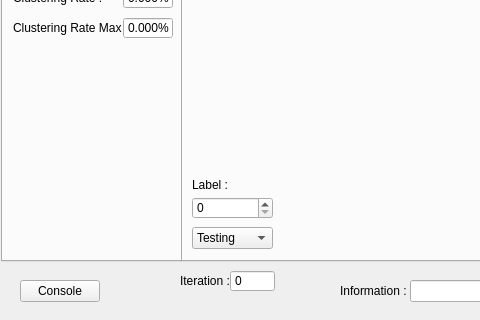
The window that Example/GUI/mainwindow.ui (MatthieuHernandez/NeuralNetworkTest) describes before a commit, drawn with Qt 5; both pictures show x 0 to 480 and y 180 to 500 of the 851 by 500 pixel window.
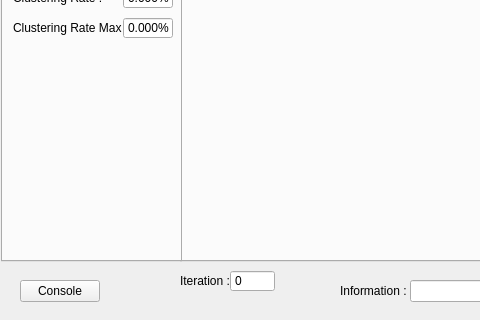
The same window after the commit. Icons and pictures are not drawn. Custom widgets are drawn as their Qt base class.

Commit message: [NN-0048] Add MnistVisualization class and associated ui

```diff
--- a/Example/GUI/mainwindow.ui
+++ b/Example/GUI/mainwindow.ui
@@ -64,65 +64,6 @@
      <attribute name="title">
       <string>Data visualization</string>
      </attribute>
-     <widget class="QLabel" name="Image">
-      <property name="geometry">
-       <rect>
-        <x>20</x>
-        <y>10</y>
-        <width>300</width>
-        <height>300</height>
-       </rect>
-      </property>
-      <property name="text">
-       <string/>
-      </property>
-     </widget>
-     <widget class="QComboBox" name="comboBoxSet">
-      <property name="geometry">
-       <rect>
-        <x>10</x>
-        <y>380</y>
-        <width>81</width>
-        <height>22</height>
-       </rect>
-      </property>
-      <item>
-       <property name="text">
-        <string>Testing</string>
-       </property>
-      </item>
-      <item>
-       <property name="text">
-        <string>Training</string>
-       </property>
-      </item>
-     </widget>
-     <widget class="QSpinBox" name="spinBoxImageId">
-      <property name="geometry">
-       <rect>
-        <x>10</x>
-        <y>350</y>
-        <width>81</width>
-        <height>22</height>
-       </rect>
-      </property>
-      <property name="maximum">
-       <number>9999</number>
-      </property>
-     </widget>
-     <widget class="QLabel" name="labelImage">
-      <property name="geometry">
-       <rect>
-        <x>10</x>
-        <y>330</y>
-        <width>81</width>
-        <height>16</height>
-       </rect>
-      </property>
-      <property name="text">
-       <string>Label :</string>
-      </property>
-     </widget>
     </widget>
    </widget>
    <widget class="QLineEdit" name="lineEditInformation">
```
The commit also changes 13 other files.
